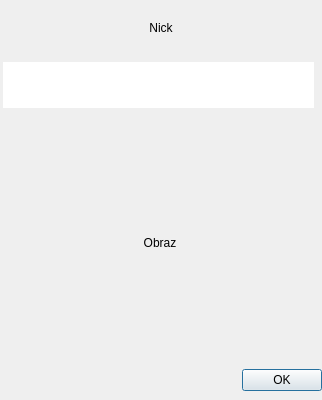
This is ui/cam.ui in gitter-badger/simplechatclient as Qt 5 draws it before an edit. The edited form follows.
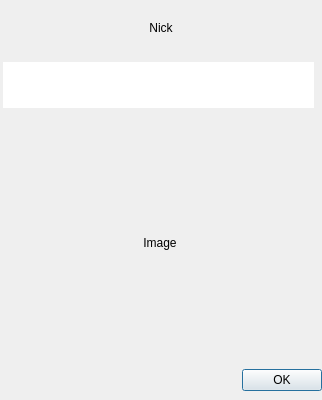
This is the edited form. Icons and pictures are not drawn.

Patch:
```diff
--- a/ui/cam.ui
+++ b/ui/cam.ui
@@ -105,7 +105,7 @@
        </size>
       </property>
       <property name="text">
-       <string>Obraz</string>
+       <string>Image</string>
       </property>
       <property name="alignment">
        <set>Qt::AlignCenter</set>
```
Left out of the diff: 2 changed lines with no effect on the pictures.
